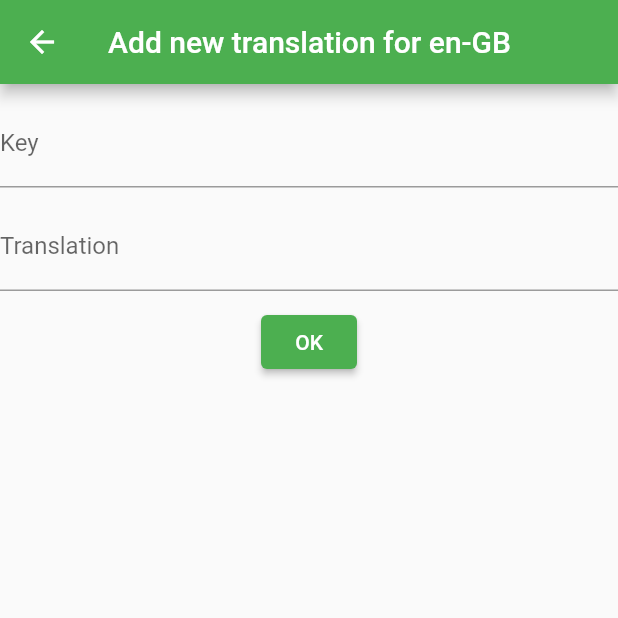
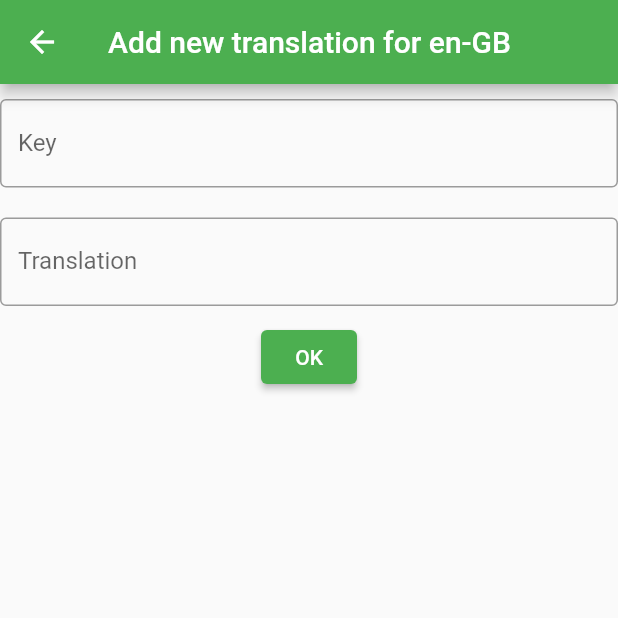
Before and after one commit to mitrakov/tommylingo, a Flutter app: the NewKey screen opened directly, on a phone screen of 412 x 824 dp, the top half of it. Run offline on Flutter 3.47's test engine with Material 2 defaults, Android fonts, the phone set to English and light mode, and no system bars; drawn by our look-alikes of flutter_typeahead; our stand-ins replace fluttertoast, tuple; network calls fail.

```diff
--- a/client/lib/new_key.dart
+++ b/client/lib/new_key.dart
@@ -1,5 +1,6 @@
 // ignore_for_file: use_key_in_widget_constructors, use_build_context_synchronously
 import 'package:flutter/material.dart';
+import 'package:flutter_typeahead/flutter_typeahead.dart';
 import 'package:fluttertoast/fluttertoast.dart';
 import 'package:scoped_model/scoped_model.dart';
 import 'model.dart';
@@ -26,9 +27,19 @@ class NewKey extends StatelessWidget {
           child: Column(
             children: [
               const SizedBox(height: 10),
-              TextField(controller: keyController, decoration: const InputDecoration(labelText: "Key")),
-              const SizedBox(height: 10),
-              TextField(controller: translationController, decoration: const InputDecoration(labelText: "Translation")),
+              TypeAheadField<String>(
+                textFieldConfiguration: TextFieldConfiguration(controller: keyController, decoration: const InputDecoration(border: OutlineInputBorder(), labelText: "Key")),
+                suggestionsCallback: (prefix) {
+                  final list = List<String>.from(model.keys);
+                  list.retainWhere((s) => s.toLowerCase().contains(prefix.toLowerCase()));
+                  return list;
+                },
+                itemBuilder: (context, suggestion) => ListTile(title: Text(suggestion)),
+                onSuggestionSelected: (newValue) => keyController.text = newValue,
+                hideOnEmpty: true,
+              ),
+              const SizedBox(height: 20),
+              TextField(controller: translationController, decoration: const InputDecoration(border: OutlineInputBorder(), labelText: "Translation")),
               const SizedBox(height: 10),
               ElevatedButton(
                 onPressed: () async {
--- a/client/pubspec.yaml
+++ b/client/pubspec.yaml
@@ -1,7 +1,7 @@
 # Built with Flutter 3.7.12, CocoaPods 1.11.3
 name: tommylingo
 description: Tommylingo Mobile App
-version: 23.5.14+5
+version: 23.5.15+6
 
 environment:
   sdk: '>=2.19.6 <3.0.0'
@@ -14,6 +14,7 @@ dependencies:
   xml: 6.2.2                  # xml parsing
   tuple: 2.0.1                # tuples
   fluttertoast: 8.2.1         # hint messages
+  flutter_typeahead: 4.3.8    # text field with suggestions
 
 dev_dependencies:
   flutter_lints: ^2.0.0
```
Also changed, not shown: client/lib/model.dart (+11 -0 lines), client/pubspec.lock, 2 other files.
